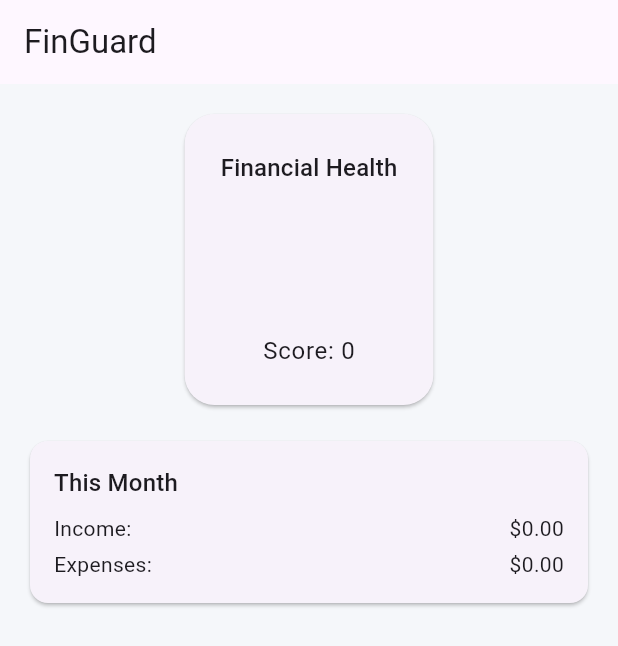
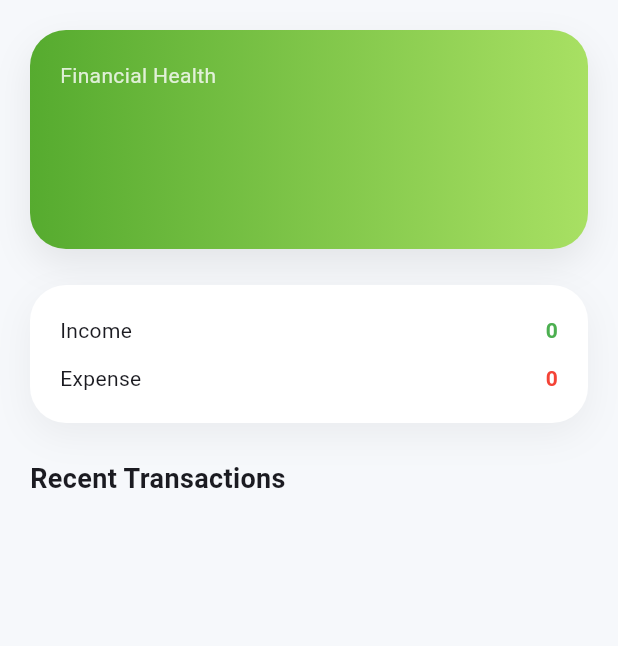
Before and after one commit to alvayonara/finguard-app, a Flutter app: the ActiveDashboard widget shown alone on an empty page, opened directly with empty values, on a phone screen of 412 x 824 dp. Shown: the top 646 px of the screen. Run offline on Flutter 3.47's test engine with Material 3 defaults, Android fonts, the phone set to English and light mode, and no system bars; our stand-ins replace dio, shared_preferences, shimmer; accounts and stored records are empty; network calls fail.

Commit message:
polishing dashboard ui

```diff
--- a/lib/features/dashboard/view/active_dashboard.dart
+++ b/lib/features/dashboard/view/active_dashboard.dart
@@ -1,5 +1,5 @@
+import 'package:finguard_app/features/dashboard/data/model/dashboard_response.dart';
 import 'package:flutter/material.dart';
-import '../data/model/dashboard_response.dart';
 
 class ActiveDashboard extends StatelessWidget {
   final DashboardResponse data;
@@ -8,115 +8,152 @@ class ActiveDashboard extends StatelessWidget {
 
   @override
   Widget build(BuildContext context) {
-    final health = data.financialHealth;
-    final summary = data.monthSummary;
+    final risk = data.financialHealth;
+    final month = data.monthSummary;
 
-    return Scaffold(
-      backgroundColor: const Color(0xFFF5F7FA),
-      appBar: AppBar(title: const Text("FinGuard")),
-      body: SingleChildScrollView(
-        padding: const EdgeInsets.all(16),
+    return ListView(
+      padding: const EdgeInsets.all(20),
+      children: [
+        if (risk != null)
+          Container(
+            padding: const EdgeInsets.all(20),
+            decoration: BoxDecoration(
+              gradient: _gradient(risk.level),
+              borderRadius: BorderRadius.circular(24),
+              boxShadow: [
+                BoxShadow(
+                  color: Colors.black.withOpacity(0.08),
+                  blurRadius: 20,
+                  offset: const Offset(0, 10),
+                ),
+              ],
+            ),
             child: Column(
-          children: [
-            if (health != null) ...[
-              Card(
-                shape: RoundedRectangleBorder(
-                  borderRadius: BorderRadius.circular(20),
-                ),
-                child: Padding(
-                  padding: const EdgeInsets.all(24),
-                  child: Column(
+              crossAxisAlignment: CrossAxisAlignment.start,
               children: [
                 Text(
                   "Financial Health",
-                        style: Theme.of(context).textTheme.titleMedium,
+                  style: TextStyle(color: Colors.white.withOpacity(0.8)),
+                ),
+                const SizedBox(height: 12),
+                Text(
+                  risk.level,
+                  style: const TextStyle(
+                    fontSize: 32,
+                    fontWeight: FontWeight.bold,
+                    color: Colors.white,
+                  ),
                 ),
                 const SizedBox(height: 8),
                 Text(
-                        health.level,
-                        style: const TextStyle(
-                          fontSize: 32,
-                          fontWeight: FontWeight.bold,
+                  risk.topInsight,
+                  style: const TextStyle(color: Colors.white),
+                ),
+              ],
             ),
           ),
-                      const SizedBox(height: 8),
-                      Text(health.topInsight),
-                      const SizedBox(height: 16),
+
+        const SizedBox(height: 24),
+
+        Container(
+          padding: const EdgeInsets.all(20),
+          decoration: BoxDecoration(
+            color: Colors.white,
+            borderRadius: BorderRadius.circular(24),
+            boxShadow: [
+              BoxShadow(
+                color: Colors.black.withOpacity(0.05),
+                blurRadius: 20,
+                offset: const Offset(0, 8),
+              ),
+            ],
+          ),
+          child: Column(
+            children: [
+              _row("Income", month?.totalIncome ?? 0, Colors.green),
+              const SizedBox(height: 12),
+              _row("Expense", month?.totalExpense ?? 0, Colors.red),
+            ],
+          ),
+        ),
+
+        const SizedBox(height: 24),
+
+        const Text(
+          "Recent Transactions",
+          style: TextStyle(fontSize: 18, fontWeight: FontWeight.bold),
+        ),
+        const SizedBox(height: 12),
+
+        ...data.recentTransactions.map(
+          (tx) => Container(
+            margin: const EdgeInsets.only(bottom: 12),
+            padding: const EdgeInsets.all(16),
+            decoration: BoxDecoration(
+              color: Colors.white,
+              borderRadius: BorderRadius.circular(18),
+              boxShadow: [
+                BoxShadow(
+                  color: Colors.black.withOpacity(0.04),
+                  blurRadius: 10,
+                ),
+              ],
+            ),
+            child: Row(
+              mainAxisAlignment: MainAxisAlignment.spaceBetween,
+              children: [
+                Column(
+                  crossAxisAlignment: CrossAxisAlignment.start,
+                  children: [
                     Text(
-                        "Score: ${health.score}",
-                        style: Theme.of(context).textTheme.bodyLarge,
+                      tx.category,
+                      style: const TextStyle(fontWeight: FontWeight.bold),
+                    ),
+                    Text(
+                      tx.occurredAt,
+                      style: const TextStyle(color: Colors.grey),
+                    ),
+                  ],
+                ),
+                Text(
+                  tx.amount.toString(),
+                  style: const TextStyle(fontWeight: FontWeight.bold),
                 ),
               ],
             ),
           ),
         ),
-              const SizedBox(height: 16),
       ],
-            if (summary != null) ...[
-              Card(
-                child: Padding(
-                  padding: const EdgeInsets.all(16),
-                  child: Column(
-                    crossAxisAlignment: CrossAxisAlignment.start,
-                    children: [
-                      Text(
-                        "This Month",
-                        style: Theme.of(context).textTheme.titleMedium,
-                      ),
-                      const SizedBox(height: 8),
-                      Row(
-                        mainAxisAlignment: MainAxisAlignment.spaceBetween,
-                        children: [
-                          const Text("Income:"),
-                          Text("\$${summary.totalIncome.toStringAsFixed(2)}"),
-                        ],
-                      ),
-                      const SizedBox(height: 4),
-                      Row(
-                        mainAxisAlignment: MainAxisAlignment.spaceBetween,
-                        children: [
-                          const Text("Expenses:"),
-                          Text("\$${summary.totalExpense.toStringAsFixed(2)}"),
-                        ],
-                      ),
-                    ],
-                  ),
-                ),
-              ),
-              const SizedBox(height: 16),
-            ],
-            if (data.recentTransactions.isNotEmpty) ...[
-              Card(
-                child: Padding(
-                  padding: const EdgeInsets.all(16),
-                  child: Column(
-                    crossAxisAlignment: CrossAxisAlignment.start,
-                    children: [
-                      Text(
-                        "Recent Transactions",
-                        style: Theme.of(context).textTheme.titleMedium,
-                      ),
-                      const SizedBox(height: 8),
-                      ...data.recentTransactions.map((tx) => ListTile(
-                            title: Text(tx.category),
-                            subtitle: Text(tx.type),
-                            trailing: Text(
-                              "\$${tx.amount.toStringAsFixed(2)}",
-                              style: TextStyle(
-                                color: tx.type == "INCOME"
-                                    ? Colors.green
-                                    : Colors.red,
-                              ),
-                            ),
-                          )),
-                    ],
-                  ),
-                ),
-              ),
-            ],
-          ],
-        ),
-      ),
+    );
+  }
+
+  LinearGradient _gradient(String level) {
+    switch (level) {
+      case "HIGH":
+        return const LinearGradient(
+          colors: [Color(0xFFFF5F6D), Color(0xFFFFC371)],
+        );
+      case "MEDIUM":
+        return const LinearGradient(
+          colors: [Color(0xFFFFB347), Color(0xFFFFCC33)],
+        );
+      default:
+        return const LinearGradient(
+          colors: [Color(0xFF56AB2F), Color(0xFFA8E063)],
         );
     }
   }
+
+  Widget _row(String label, double value, Color color) {
+    return Row(
+      mainAxisAlignment: MainAxisAlignment.spaceBetween,
+      children: [
+        Text(label),
+        Text(
+          value.toStringAsFixed(0),
+          style: TextStyle(color: color, fontWeight: FontWeight.bold),
+        ),
+      ],
+    );
+  }
+}
--- a/lib/features/splash/view/splash_screen.dart
+++ b/lib/features/splash/view/splash_screen.dart
@@ -1,7 +1,7 @@
+import 'package:finguard_app/features/auth/viewmodel/auth_viewmodel.dart';
 import 'package:finguard_app/features/dashboard/view/dashboard_screen.dart';
 import 'package:flutter/material.dart';
 import 'package:provider/provider.dart';
-import '../../auth/viewmodel/auth_viewmodel.dart';
 
 class SplashScreen extends StatefulWidget {
   const SplashScreen({super.key});
--- a/lib/main.dart
+++ b/lib/main.dart
@@ -2,5 +2,6 @@ import 'package:finguard_app/app.dart';
 import 'package:flutter/material.dart';
 
 void main() {
+  WidgetsFlutterBinding.ensureInitialized();
   runApp(const FinguardApp());
 }
--- a/pubspec.yaml
+++ b/pubspec.yaml
@@ -14,6 +14,7 @@ dependencies:
   provider: ^6.1.2
   uuid: ^4.5.1
   dio: ^5.9.1
+  shimmer: ^3.0.0
 
 dev_dependencies:
   flutter_test:
```
Also changed, not shown: lib/app.dart (+7 -1 lines), lib/core/theme/app_theme.dart (added, +29 -0 lines), lib/core/ui/app_card.dart (added, +32 -0 lines), lib/core/ui/app_colors.dart (added, +11 -0 lines), lib/core/ui/app_spacing.dart (added, +9 -0 lines), lib/core/ui/app_text.dart (added, +9 -0 lines), lib/core/ui/risk_badge.dart (added, +37 -0 lines), lib/features/dashboard/view/dashboard_screen.dart (+47 -18 lines), lib/features/dashboard/view/dashboard_shimmer.dart (added, +33 -0 lines), lib/features/dashboard/view/onboarding_dashboard.dart (+13 -17 lines), pubspec.lock. Lines whose indentation alone changed are shown as unchanged.
